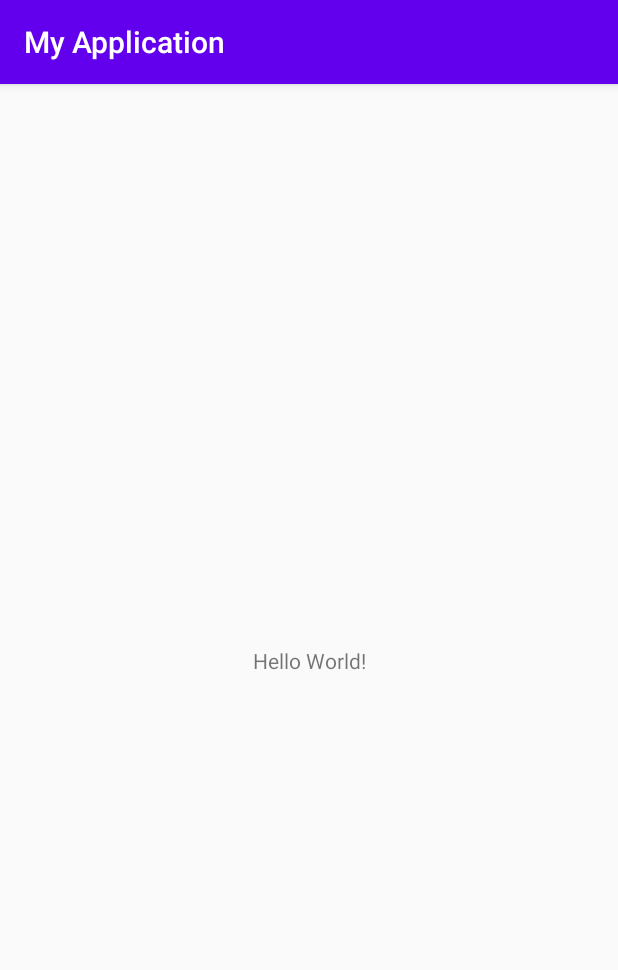
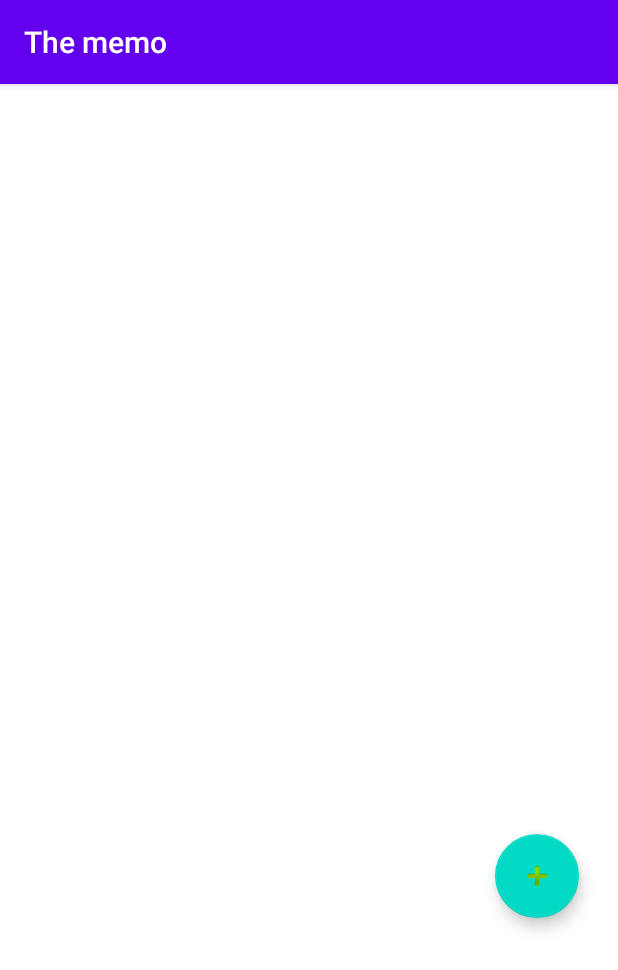
Before and after one commit to IMagwaI/Memo-app, an Android app: the screen it shows after launch (MainActivity), on a phone screen of 412 x 824 dp. Shown: the top 970 px of the screen. Run offline under Robolectric (Android 15) with nearby library versions, the phone set to English and light mode, and no system bars.

Commit message:
notes listes to main_activity

```diff
--- a/app/build.gradle
+++ b/app/build.gradle
@@ -33,5 +33,7 @@ dependencies {
     testImplementation 'junit:junit:4.12'
     androidTestImplementation 'androidx.test.ext:junit:1.1.2'
     androidTestImplementation 'androidx.test.espresso:espresso-core:3.3.0'
+    implementation 'com.google.android.material:material:1.2.1'
+
 
 }
--- a/app/src/main/java/com/example/myapplication/MainActivity.kt
+++ b/app/src/main/java/com/example/myapplication/MainActivity.kt
@@ -2,10 +2,13 @@ package com.example.myapplication
 
 import androidx.appcompat.app.AppCompatActivity
 import android.os.Bundle
+import androidx.appcompat.app.ActionBarDrawerToggle
 
 class MainActivity : AppCompatActivity() {
     override fun onCreate(savedInstanceState: Bundle?) {
         super.onCreate(savedInstanceState)
         setContentView(R.layout.activity_main)
+
+
     }
 }
--- a/app/src/main/java/com/example/myapplication/beans/Note.kt
+++ b/app/src/main/java/com/example/myapplication/beans/Note.kt
@@ -1,4 +1,4 @@
-package com.example.note.sql
+package com.example.myapplication.beans
 
 class Note {
     var id: Int? = null
--- a/app/src/main/java/com/example/myapplication/localdb/DbManager.kt
+++ b/app/src/main/java/com/example/myapplication/localdb/DbManager.kt
@@ -1,4 +1,4 @@
-package com.example.note.sql
+package com.example.myapplication.localdb
 
 import android.content.ContentValues
 import android.content.Context
--- a/app/src/main/res/layout/activity_main.xml
+++ b/app/src/main/res/layout/activity_main.xml
@@ -1,18 +1,31 @@
 <?xml version="1.0" encoding="utf-8"?>
-<androidx.constraintlayout.widget.ConstraintLayout xmlns:android="http://schemas.android.com/apk/res/android"
+<RelativeLayout xmlns:android="http://schemas.android.com/apk/res/android"
     xmlns:app="http://schemas.android.com/apk/res-auto"
     xmlns:tools="http://schemas.android.com/tools"
     android:layout_width="match_parent"
     android:layout_height="match_parent"
-    tools:context=".MainActivity">
+    tools:context=".MainActivity"
+    android:background="#ffffff">
 
-    <TextView
+    <LinearLayout
+        android:layout_width="match_parent"
+        android:layout_height="match_parent"
+        android:orientation="vertical">
+
+        <ListView
+            android:layout_width="match_parent"
+            android:layout_height="match_parent"
+            android:id="@+id/myList"
+            >
+        </ListView>
+    </LinearLayout>
+
+    <com.google.android.material.floatingactionbutton.FloatingActionButton
+        android:id="@+id/floatingAdd"
         android:layout_width="wrap_content"
         android:layout_height="wrap_content"
-        android:text="Hello World!"
-        app:layout_constraintBottom_toBottomOf="parent"
-        app:layout_constraintLeft_toLeftOf="parent"
-        app:layout_constraintRight_toRightOf="parent"
-        app:layout_constraintTop_toTopOf="parent" />
-
-</androidx.constraintlayout.widget.ConstraintLayout>
+        android:layout_marginLeft="330dp"
+        android:layout_marginTop="500dp"
+        android:clickable="true"
+        android:src="@android:drawable/ic_input_add" />
+</RelativeLayout>
--- a/app/src/main/res/values/strings.xml
+++ b/app/src/main/res/values/strings.xml
@@ -1,3 +1,3 @@
 <resources>
-    <string name="app_name">My Application</string>
+    <string name="app_name">The memo</string>
 </resources>
```
